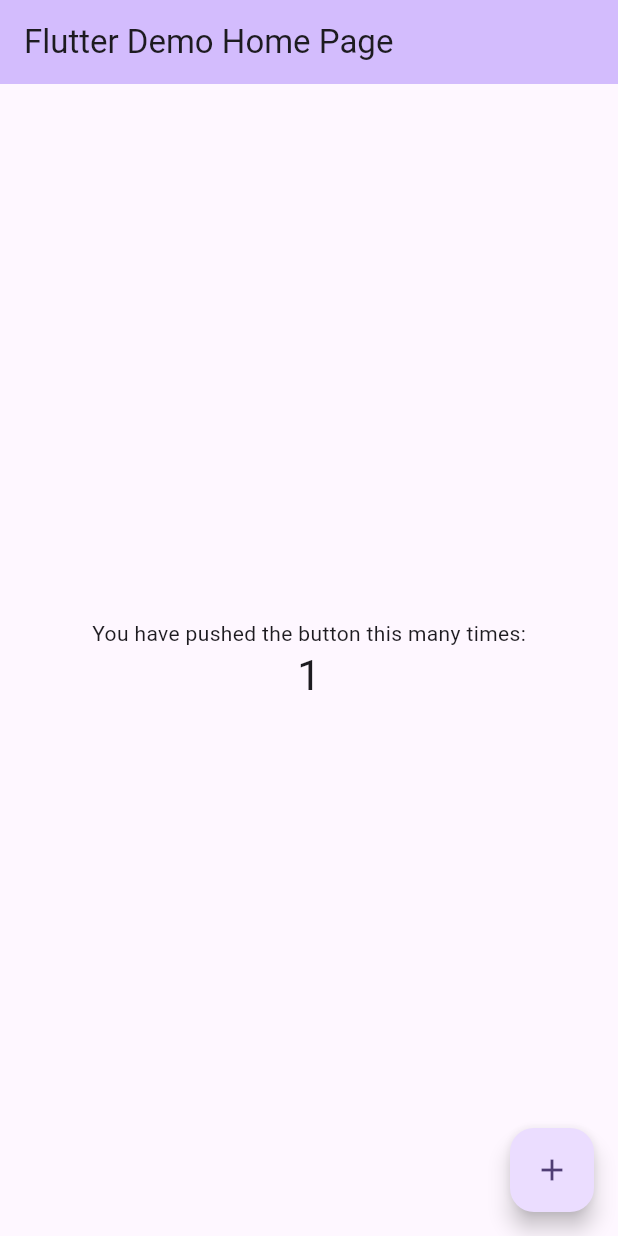
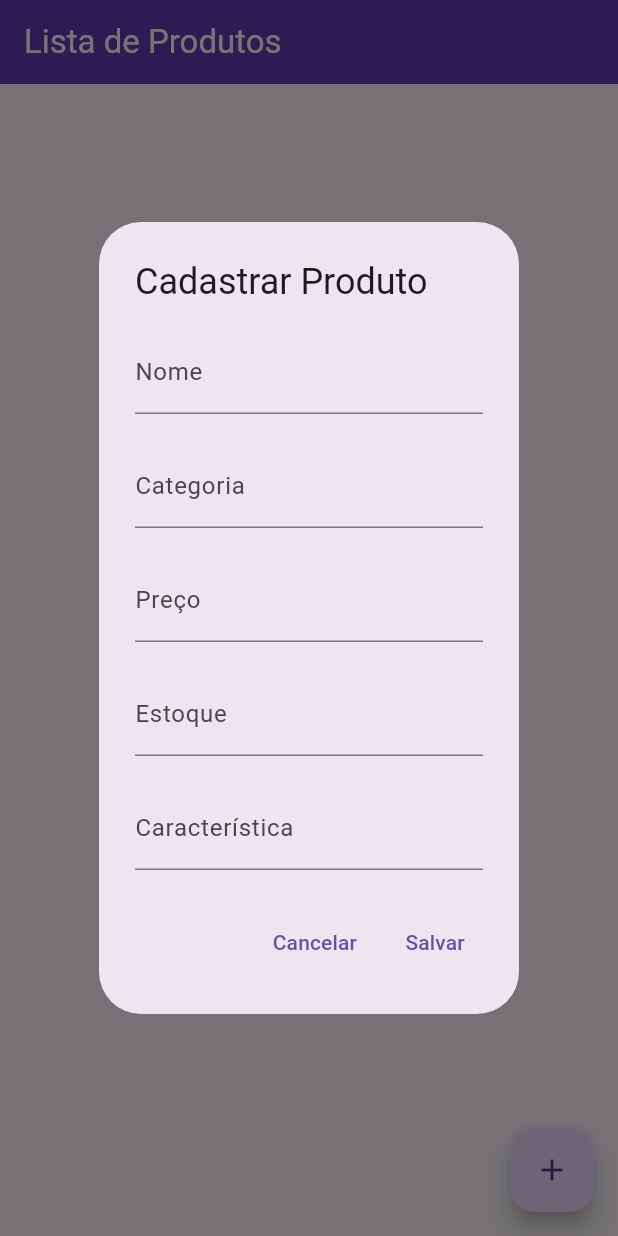
Before and after one commit to renanfelixdr14/Projeto-Desenvolvimento-Mobile2, a Flutter app: the screen it shows after launch, after a tap on the "add" icon, on a phone screen of 412 x 824 dp. Run offline on Flutter 3.47's test engine with Material 3 defaults, Android fonts, the phone set to English and light mode, and no system bars; our stand-ins replace sqflite; accounts and stored records are empty.

Commit message:
atividade dart comfront e back

```diff
--- a/lista_produtos/lib/main.dart
+++ b/lista_produtos/lib/main.dart
@@ -1,122 +1,9 @@
 import 'package:flutter/material.dart';
+import 'package:lista_produtos/screens/home_screen.dart';
 
 void main() {
-  runApp(const MyApp());
+  runApp(MaterialApp(
+    title: 'Lista de Contatos',
+    home: HomeScreen(),
+  ));
 }
-
-class MyApp extends StatelessWidget {
-  const MyApp({super.key});
-
-  // This widget is the root of your application.
-  @override
-  Widget build(BuildContext context) {
-    return MaterialApp(
-      title: 'Flutter Demo',
-      theme: ThemeData(
-        // This is the theme of your application.
-        //
-        // TRY THIS: Try running your application with "flutter run". You'll see
-        // the application has a purple toolbar. Then, without quitting the app,
-        // try changing the seedColor in the colorScheme below to Colors.green
-        // and then invoke "hot reload" (save your changes or press the "hot
-        // reload" button in a Flutter-supported IDE, or press "r" if you used
-        // the command line to start the app).
-        //
-        // Notice that the counter didn't reset back to zero; the application
-        // state is not lost during the reload. To reset the state, use hot
-        // restart instead.
-        //
-        // This works for code too, not just values: Most code changes can be
-        // tested with just a hot reload.
-        colorScheme: .fromSeed(seedColor: Colors.deepPurple),
-      ),
-      home: const MyHomePage(title: 'Flutter Demo Home Page'),
-    );
-  }
-}
-
-class MyHomePage extends StatefulWidget {
-  const MyHomePage({super.key, required this.title});
-
-  // This widget is the home page of your application. It is stateful, meaning
-  // that it has a State object (defined below) that contains fields that affect
-  // how it looks.
-
-  // This class is the configuration for the state. It holds the values (in this
-  // case the title) provided by the parent (in this case the App widget) and
-  // used by the build method of the State. Fields in a Widget subclass are
-  // always marked "final".
-
-  final String title;
-
-  @override
-  State<MyHomePage> createState() => _MyHomePageState();
-}
-
-class _MyHomePageState extends State<MyHomePage> {
-  int _counter = 0;
-
-  void _incrementCounter() {
-    setState(() {
-      // This call to setState tells the Flutter framework that something has
-      // changed in this State, which causes it to rerun the build method below
-      // so that the display can reflect the updated values. If we changed
-      // _counter without calling setState(), then the build method would not be
-      // called again, and so nothing would appear to happen.
-      _counter++;
-    });
-  }
-
-  @override
-  Widget build(BuildContext context) {
-    // This method is rerun every time setState is called, for instance as done
-    // by the _incrementCounter method above.
-    //
-    // The Flutter framework has been optimized to make rerunning build methods
-    // fast, so that you can just rebuild anything that needs updating rather
-    // than having to individually change instances of widgets.
-    return Scaffold(
-      appBar: AppBar(
-        // TRY THIS: Try changing the color here to a specific color (to
-        // Colors.amber, perhaps?) and trigger a hot reload to see the AppBar
-        // change color while the other colors stay the same.
-        backgroundColor: Theme.of(context).colorScheme.inversePrimary,
-        // Here we take the value from the MyHomePage object that was created by
-        // the App.build method, and use it to set our appbar title.
-        title: Text(widget.title),
-      ),
-      body: Center(
-        // Center is a layout widget. It takes a single child and positions it
-        // in the middle of the parent.
-        child: Column(
-          // Column is also a layout widget. It takes a list of children and
-          // arranges them vertically. By default, it sizes itself to fit its
-          // children horizontally, and tries to be as tall as its parent.
-          //
-          // Column has various properties to control how it sizes itself and
-          // how it positions its children. Here we use mainAxisAlignment to
-          // center the children vertically; the main axis here is the vertical
-          // axis because Columns are vertical (the cross axis would be
-          // horizontal).
-          //
-          // TRY THIS: Invoke "debug painting" (choose the "Toggle Debug Paint"
-          // action in the IDE, or press "p" in the console), to see the
-          // wireframe for each widget.
-          mainAxisAlignment: .center,
-          children: [
-            const Text('You have pushed the button this many times:'),
-            Text(
-              '$_counter',
-              style: Theme.of(context).textTheme.headlineMedium,
-            ),
-          ],
-        ),
-      ),
-      floatingActionButton: FloatingActionButton(
-        onPressed: _incrementCounter,
-        tooltip: 'Increment',
-        child: const Icon(Icons.add),
-      ),
-    );
-  }
-}
--- /dev/null
+++ b/lista_produtos/lib/models/produto_model.dart
@@ -0,0 +1,45 @@
+class ProdutoModel {
+  int? id;
+  final String nome;
+  final String categoria;
+  final double preco;
+  final int estoque;
+  final String caracteristica;
+
+  ProdutoModel({
+    required this.nome,
+    required this.categoria,
+    required this.preco,
+    required this.estoque,
+    required this.caracteristica,
+    this.id,
+  });
+
+  factory ProdutoModel.fromJson(Map<String, dynamic> json) {
+    return ProdutoModel(
+      id: json['id'],
+      nome: json['nome'] ?? '',
+      categoria: json['categoria'] ?? '',
+      // Converte com segurança para double, aceitando tanto String quanto num
+      preco: json['preco'] != null
+          ? double.tryParse(json['preco'].toString()) ?? 0.0
+          : 0.0,
+      // Converte com segurança para int, aceitando tanto String quanto num
+      estoque: json['estoque'] != null
+          ? int.tryParse(json['estoque'].toString()) ?? 0
+          : 0,
+      caracteristica: json['caracteristica'] ?? '',
+    );
+  }
+
+  Map<String, dynamic> toJson() {
+    return {
+      "id": id,
+      "nome": nome,
+      "categoria": categoria,
+      "preco": preco,
+      "estoque": estoque,
+      "caracteristica": caracteristica,
+    };
+  }
+}
--- /dev/null
+++ b/lista_produtos/lib/screens/home_screen.dart
@@ -0,0 +1,206 @@
+import 'package:flutter/material.dart';
+import 'package:lista_produtos/models/produto_model.dart';
+import 'package:lista_produtos/services/produto_banco.dart';
+
+class HomeScreen extends StatefulWidget {
+  const HomeScreen({super.key});
+
+  @override
+  State<HomeScreen> createState() => _HomeScreenState();
+}
+
+class _HomeScreenState extends State<HomeScreen> {
+  List<ProdutoModel> _listarProdutos = [];
+
+  @override
+  void initState() {
+    super.initState();
+    _carregarLista();
+  }
+
+  void _carregarLista() async {
+    final produtos = await ProdutoBanco().listarProdutos();
+    setState(() {
+      _listarProdutos = produtos;
+    });
+  }
+
+  void abrirFormulario(ProdutoModel? produto) {
+    bool isEditing = produto != null;
+
+    // Inicializa os controllers com os dados existentes ou vazios
+    final nomeController = TextEditingController(text: produto?.nome ?? '');
+    final categoriaController = TextEditingController(text: produto?.categoria ?? '');
+    final precoController = TextEditingController(text: produto?.preco.toString() ?? '');
+    final estoqueController = TextEditingController(text: produto?.estoque.toString() ?? '');
+    final caracteristicaController = TextEditingController(text: produto?.caracteristica ?? '');
+
+    showDialog(
+      context: context,
+      builder: (context) {
+        return AlertDialog(
+          title: Text(isEditing ? "Editar Produto" : "Cadastrar Produto"),
+          content: SingleChildScrollView(
+            child: Column(
+              mainAxisSize: MainAxisSize.min,
+              children: [
+                TextField(
+                  controller: nomeController,
+                  decoration: const InputDecoration(labelText: "Nome"),
+                ),
+                const SizedBox(height: 20),
+                TextField(
+                  controller: categoriaController,
+                  decoration: const InputDecoration(labelText: "Categoria"),
+                ),
+                const SizedBox(height: 20),
+                TextField(
+                  controller: precoController,
+                  keyboardType: const TextInputType.numberWithOptions(decimal: true),
+                  decoration: const InputDecoration(labelText: "Preço"),
+                ),
+                const SizedBox(height: 20),
+                TextField(
+                  controller: estoqueController,
+                  keyboardType: TextInputType.number,
+                  decoration: const InputDecoration(labelText: "Estoque"),
+                ),
+                const SizedBox(height: 20),
+                TextField(
+                  controller: caracteristicaController,
+                  decoration: const InputDecoration(labelText: "Característica"),
+                ),
+              ],
+            ),
+          ),
+          actions: [
+            TextButton(
+              onPressed: () => Navigator.pop(context),
+              child: const Text("Cancelar"),
+            ),
+            TextButton(
+              onPressed: () {
+                // Cria ou atualiza o objeto com os dados digitados nos campos
+                final novoProduto = ProdutoModel(
+                  id: produto?.id, // Mantém o ID se for edição, null se for novo
+                  nome: nomeController.text,
+                  categoria: categoriaController.text,
+                  preco: double.tryParse(precoController.text) ?? 0.0,
+                  estoque: int.tryParse(estoqueController.text) ?? 0,
+                  caracteristica: caracteristicaController.text,
+                );
+                _salvarDados(novoProduto, isEditing);
+              },
+              child: const Text("Salvar"),
+            ),
+          ],
+        );
+      },
+    );
+  }
+
+  void _salvarDados(ProdutoModel produto, bool isEditing) async {
+    bool salvou = false;
+    if (!isEditing) {
+      salvou = await ProdutoBanco().inserirProduto(produto);
+    } else {
+      salvou = await ProdutoBanco().atualizarProduto(produto);
+    }
+
+    if (salvou) {
+      // Fecha o modal do formulário
+      Navigator.of(context).pop();
+
+      // Recarrega a lista
+      _carregarLista();
+
+      // Exibe a mensagem de sucesso
+      ScaffoldMessenger.of(context).showSnackBar(
+        SnackBar(
+          content: Text(!isEditing ? "Produto salvo com sucesso!" : "Produto atualizado com sucesso!"),
+        ),
+      );
+    }
+  }
+
+  void _abrirModalExclusao(ProdutoModel produto) {
+    showDialog(
+      context: context,
+      builder: (context) {
+        return AlertDialog(
+          title: const Text("Excluir Produto"),
+          content: Text("Deseja realmente excluir o produto ${produto.nome}?"),
+          actions: [
+            TextButton(
+              onPressed: () => Navigator.pop(context),
+              child: const Text("Cancelar"),
+            ),
+            TextButton(
+              onPressed: () {
+                deletarProduto(produto.id!);
+                Navigator.pop(context);
+              },
+              child: const Text("Excluir", style: TextStyle(color: Colors.red)),
+            ),
+          ],
+        );
+      },
+    );
+  }
+
+  void deletarProduto(int id) async {
+    bool deletou = await ProdutoBanco().deletarProduto(id);
+    if (deletou) {
+      ScaffoldMessenger.of(context).showSnackBar(
+        const SnackBar(content: Text("Produto deletado com sucesso!")),
+      );
+      _carregarLista();
+    }
+  }
+
+  @override
+  Widget build(BuildContext context) {
+    return Scaffold(
+      appBar: AppBar(
+        title: const Text("Lista de Produtos"),
+        backgroundColor: Colors.deepPurple,
+        foregroundColor: Colors.white,
+      ),
+      body: _listarProdutos.isEmpty
+          ? const Center(child: Text("Nenhum produto cadastrado."))
+          : ListView.builder(
+              itemCount: _listarProdutos.length,
+              itemBuilder: (context, index) {
+                final item = _listarProdutos[index];
+                return Card(
+                  margin: const EdgeInsets.symmetric(horizontal: 10, vertical: 5),
+                  child: ListTile(
+                    title: Text(item.nome),
+                    subtitle: Text('${item.categoria} - R\$ ${item.preco.toStringAsFixed(2)}'),
+                    leading: const CircleAvatar(child: Icon(Icons.shopping_bag)),
+                    trailing: Row(
+                      mainAxisSize: MainAxisSize.min,
+                      children: [
+                        IconButton(
+                          onPressed: () => abrirFormulario(item),
+                          icon: const Icon(Icons.edit),
+                        ),
+                        IconButton(
+                          onPressed: () => _abrirModalExclusao(item),
+                          icon: const Icon(Icons.delete, color: Colors.red),
+                        ),
+                      ],
+                    ),
+                  ),
+                );
+              },
+            ),
+      floatingActionButton: FloatingActionButton(
+        onPressed: () {
+          abrirFormulario(null); // Passa null para criar um novo produto
+        },
+        child: const Icon(Icons.add),
+      ),
+    );
+  }
+}
--- /dev/null
+++ b/lista_produtos/lib/services/produto_banco.dart
@@ -0,0 +1,58 @@
+import 'package:lista_produtos/models/produto_model.dart';
+import 'package:sqflite/sqflite.dart';
+import 'package:path/path.dart';
+
+class ProdutoBanco {
+
+  Future<Database> iniciarBanco() async {
+    return await openDatabase(
+      // /data/data/<package_name>/databases/"contato.db"
+      join(await getDatabasesPath(), 'contatos.db'),
+      onCreate: (db, version) {
+        return db.execute("""CREATE TABLE produtos (
+          id INTEGER PRIMARY KEY AUTOINCREMENT,
+          nome TEXT,
+          categoria TEXT,
+          preco REAL,
+          estoque INTEGER,
+          caracteristica TEXT
+        )""");
+      },
+      version: 1
+    );
+  }
+  Future<List<ProdutoModel>> listarProdutos() async {
+    final db = await iniciarBanco();
+    final List<Map<String, dynamic>> json = await db.query("produtos");
+     return json.map((item) => ProdutoModel.fromJson(item)).toList();
+  }
+
+  Future<bool> inserirProduto(ProdutoModel dadosProduto) async {
+    final db = await iniciarBanco();
+    await db.insert("produtos", dadosProduto.toJson());
+    return true;
+  }
+
+  Future<bool> atualizarProduto(ProdutoModel dadosProduto) async {
+    final db = await iniciarBanco();
+    await db.update(
+      "produtos",
+      dadosProduto.toJson(),
+      where: 'id = ?',
+      whereArgs: [dadosProduto.id],
+      conflictAlgorithm: ConflictAlgorithm.replace
+    );
+    return true;
+  }
+
+  Future<bool> deletarProduto(int id) async {
+    final db = await iniciarBanco();
+    await db.delete(
+      "produtos",
+      where: 'id = ?',
+      whereArgs: [id]
+    );
+    return true;
+  }
+
+}
--- a/lista_produtos/pubspec.yaml
+++ b/lista_produtos/pubspec.yaml
@@ -34,6 +34,9 @@ dependencies:
   # The following adds the Cupertino Icons font to your application.
   # Use with the CupertinoIcons class for iOS style icons.
   cupertino_icons: ^1.0.8
+  sqflite: ^2.4.4
+  path: ^1.9.1
+  http: ^1.6.0
 
 dev_dependencies:
   flutter_test:
```
Also changed, not shown: lista_produtos/pubspec.lock, 1 other file.
